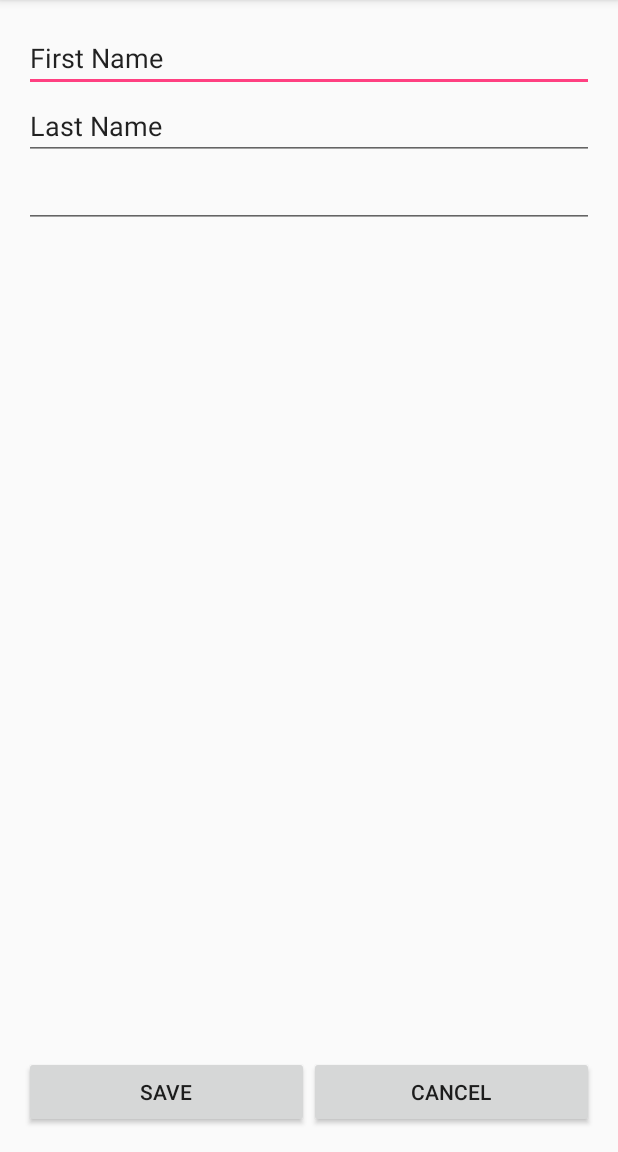
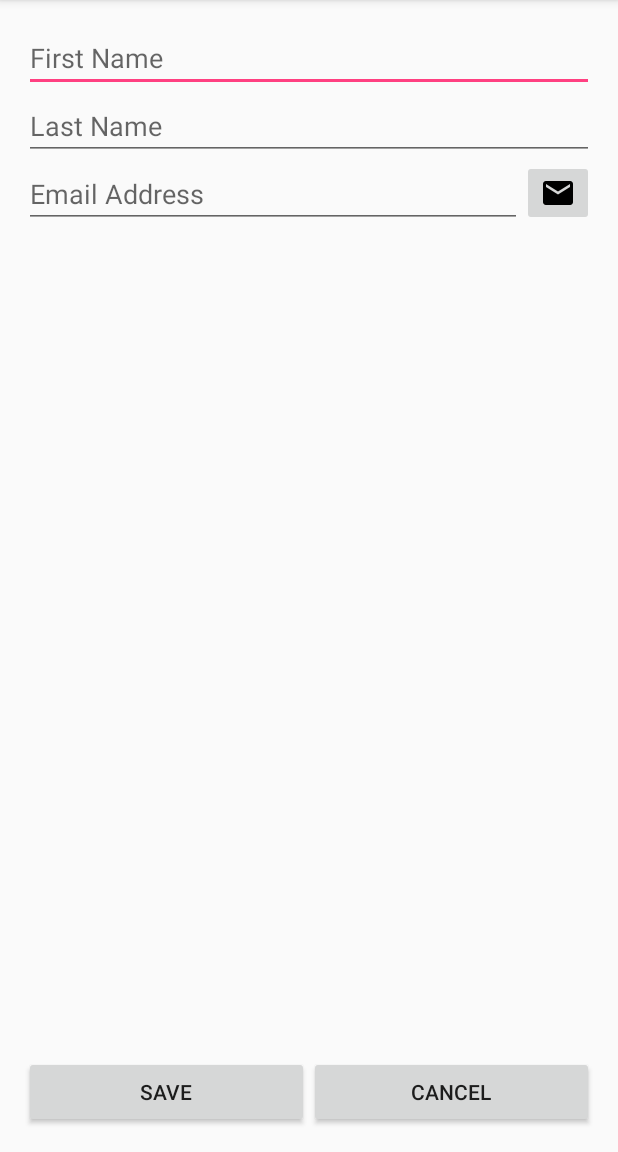
Before and after one commit to PatMcNamara/school, an Android app: the EditContactActivity screen opened directly, with no data from a screen before it, on a phone screen of 412 x 824 dp, the part 84-1236 px from its top. Run offline under Robolectric (Android 15) with nearby library versions, the phone set to English and light mode, and no system bars.

Commit message:
All but pictures

```diff
--- a/Android/Contacts/app/src/main/java/edu/umsl/pjm8cd/contacts/EditFragment.java
+++ b/Android/Contacts/app/src/main/java/edu/umsl/pjm8cd/contacts/EditFragment.java
@@ -46,8 +46,8 @@ public class EditFragment extends Fragment {
 
     public void setEditable(boolean editable) {
         if(editable) {
-            firstName.setInputType(InputType.TYPE_CLASS_TEXT | InputType.TYPE_TEXT_VARIATION_NORMAL);
-            lastName.setInputType(InputType.TYPE_CLASS_TEXT | InputType.TYPE_TEXT_VARIATION_NORMAL);
+            firstName.setInputType(InputType.TYPE_CLASS_TEXT);
+            lastName.setInputType(InputType.TYPE_CLASS_TEXT);
             email.setInputType(InputType.TYPE_TEXT_VARIATION_EMAIL_ADDRESS | InputType.TYPE_TEXT_VARIATION_WEB_EMAIL_ADDRESS);
         } else {
             firstName.setInputType(InputType.TYPE_NULL);
@@ -57,16 +57,13 @@ public class EditFragment extends Fragment {
     }
 
     public Contact getContact() {
-        String first = firstName.getText().toString();//TODO this belongs in the view
+        String first = firstName.getText().toString();
         String last = lastName.getText().toString();
         String addr = email.getText().toString();
-        if(first == null || last == null || addr == null) {
-            return null;
-        }
+
+        // If we are updating an existing contact, use the same UUID
         String contactUUID = getActivity().getIntent().getStringExtra(EditContactActivity.UUID);
         Contact newContact;
-
-        // If we are updating an existing contact, use the same UUID
         if(contactUUID == null) {
             newContact = new Contact();
         } else {
--- a/Android/Contacts/app/src/main/res/layout/edit_contact.xml
+++ b/Android/Contacts/app/src/main/res/layout/edit_contact.xml
@@ -7,7 +7,7 @@
         android:layout_width="match_parent"
         android:layout_height="wrap_content"
         android:inputType="textPersonName"
-        android:text="First Name"
+        android:hint="First Name"
         android:ems="10"
         android:id="@+id/firstNameEdit" />
 
@@ -15,32 +15,26 @@
         android:layout_width="match_parent"
         android:layout_height="wrap_content"
         android:inputType="textPersonName"
-        android:text="Last Name"
+        android:hint="Last Name"
         android:ems="10"
         android:id="@+id/lastNameEdit" />
 
-    <EditText
-        android:layout_width="match_parent"
-        android:layout_height="wrap_content"
-        android:inputType="textEmailAddress"
-        android:ems="10"
-        android:id="@+id/emailEdit" />
-
-    <!--<LinearLayout
-        android:orientation="horizontal"
+    <RelativeLayout
         android:layout_width="match_parent"
         android:layout_height="wrap_content">
-
-        <Button
+        <EditText
+            android:layout_width="match_parent"
+            android:layout_height="wrap_content"
+            android:inputType="textEmailAddress"
+            android:id="@+id/emailEdit"
+            android:hint="Email Address"
+            android:layout_toLeftOf="@+id/sendMessageButton"/>
+        <ImageButton
             android:layout_width="wrap_content"
             android:layout_height="wrap_content"
-            android:text="Confirm"
-            android:id="@+id/confirmButton" />
-
-        <Button
-            android:layout_width="wrap_content"
-            android:layout_height="wrap_content"
-            android:text="Discard"
-            android:id="@+id/discardButton" />
-    </LinearLayout>-->
+            android:id="@+id/sendMessageButton"
+            android:onClick="sendMessage"
+            android:src="@drawable/ic_email_black_24dp"
+            android:layout_alignParentRight="true" />
+    </RelativeLayout>
 </LinearLayout>
```
Also changed, not shown: Android/Contacts/app/src/main/java/edu/umsl/pjm8cd/contacts/EditContactActivity.java (+13 -1 lines), Android/Contacts/app/src/main/res/layout/contact_item_layout.xml (+9 -4 lines), Android/Contacts/app/src/main/res/drawable-hdpi/ic_email_black_24dp.png (added), Android/Contacts/app/src/main/res/drawable-mdpi/ic_email_black_24dp.png (added), Android/Contacts/app/src/main/res/drawable-xhdpi/ic_email_black_24dp.png (added), Android/Contacts/app/src/main/res/drawable-xxhdpi/ic_email_black_24dp.png (added), Android/Contacts/app/src/main/res/drawable-xxxhdpi/ic_email_black_24dp.png (added).
